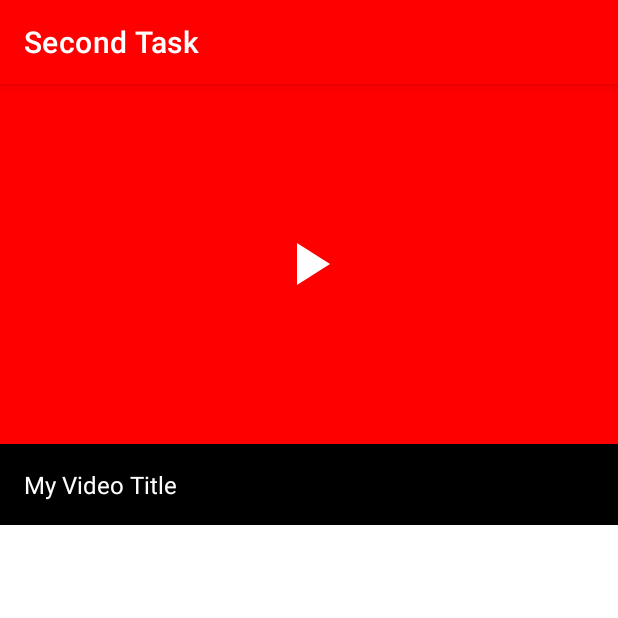
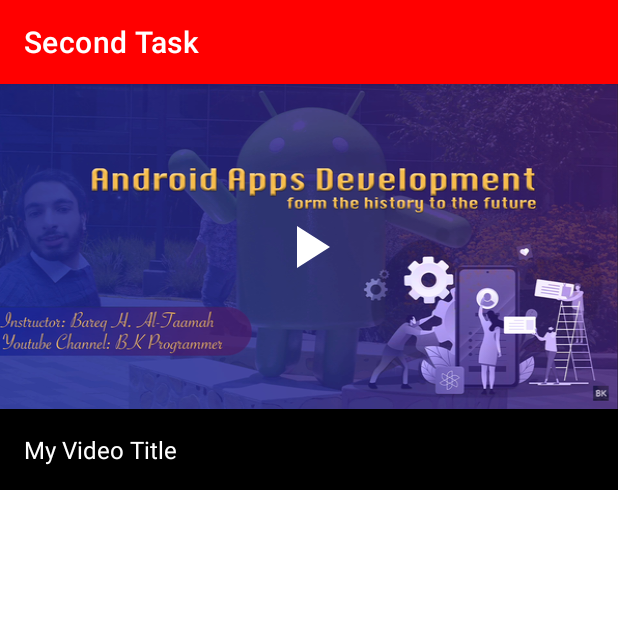
Before and after one commit to wesamnabeel99/secondTask, an Android app: the screen it shows after launch (MainActivity), on a phone screen of 412 x 824 dp, the top half of it. Run offline under Robolectric (Android 15) with nearby library versions, the phone set to English and light mode, and no system bars.

Commit message:
improve the code

```diff
--- a/app/src/main/res/layout/activity_main.xml
+++ b/app/src/main/res/layout/activity_main.xml
@@ -14,10 +14,10 @@
         android:layout_height="wrap_content"
         android:background="@color/black"
         android:gravity="center_vertical"
-        android:padding="16dp"
-        android:text="My Video Title"
+        android:padding="@dimen/paddingNormal"
+        android:text="@string/my_video_title"
         android:textColor="@color/white"
-        android:textSize="16sp"
+        android:textSize="@dimen/textNormal"
         app:layout_constraintEnd_toEndOf="parent"
         app:layout_constraintStart_toStartOf="parent"
         app:layout_constraintTop_toBottomOf="@+id/myImage" />
@@ -25,18 +25,20 @@
     <ImageView
         android:id="@+id/myImage"
         android:layout_width="match_parent"
-        android:layout_height="240dp"
-        android:src="#ff0000" />
+        android:layout_height="wrap_content"
+        android:scaleType="fitXY"
+        android:src="@drawable/bkprogrammer" />
 
     <ImageView
         android:id="@+id/playButton"
-        android:layout_width="48dp"
-        android:layout_height="48dp"
+        android:layout_width="@dimen/iconMedium"
+        android:layout_height="@dimen/iconMedium"
         android:src="@drawable/ic_baseline_play_arrow_24"
         app:layout_constraintBottom_toBottomOf="@+id/myImage"
         app:layout_constraintEnd_toEndOf="parent"
         app:layout_constraintStart_toStartOf="@+id/myImage"
         app:layout_constraintTop_toTopOf="@+id/myImage"
+        android:clickable="true"
         />
 
 
--- /dev/null
+++ b/app/src/main/res/values/dimens.xml
@@ -0,0 +1,10 @@
+<?xml version="1.0" encoding="utf-8"?>
+<resources>
+    <dimen name="paddingNormal">16dp</dimen>
+    <dimen name="textNormal">16sp</dimen>
+    <dimen name="iconMedium">48dp</dimen>
+    <dimen name="iconSmall">32dp</dimen>
+    <dimen name="marginSmall">8dp</dimen>
+    <dimen name="widthHuge">80dp</dimen>
+    <dimen name="zero">0dp</dimen>
+</resources>
--- a/app/src/main/res/values/strings.xml
+++ b/app/src/main/res/values/strings.xml
@@ -1,3 +1,4 @@
 <resources>
     <string name="app_name">Second Task</string>
+    <string name="my_video_title">My Video Title</string>
 </resources>
--- a/app/src/main/res/xml/activity_main_scene.xml
+++ b/app/src/main/res/xml/activity_main_scene.xml
@@ -4,33 +4,32 @@
 
     <ConstraintSet android:id="@+id/start">
         <Constraint android:id="@+id/myImage"
-            android:layout_height="240dp"
+            android:layout_height="wrap_content"
             android:layout_width="match_parent"
             app:layout_constraintStart_toStartOf="parent"
             app:layout_constraintEnd_toEndOf="parent"
             app:layout_constraintTop_toTopOf="parent" />
-        <Constraint
-            android:layout_height="48dp"
+        <Constraint android:id="@+id/playButton"
+            android:layout_width="@dimen/iconMedium"
+            android:layout_height="@dimen/iconMedium"
             app:layout_constraintStart_toStartOf="@+id/myImage"
             app:layout_constraintTop_toTopOf="parent"
             app:layout_constraintBottom_toBottomOf="@+id/myImage"
             app:layout_constraintEnd_toEndOf="@+id/myImage"
-            android:layout_width="48dp"
-            android:id="@+id/playButton" />
-        <Constraint
+             />
+        <Constraint android:id="@+id/myText"
             android:layout_height="wrap_content"
+            android:layout_width="match_parent"
             app:layout_constraintStart_toStartOf="parent"
             app:layout_constraintEnd_toEndOf="parent"
-            android:layout_width="match_parent"
             app:layout_constraintTop_toBottomOf="@+id/myImage"
-            android:id="@+id/myText" />
+             />
     </ConstraintSet>
 
     <ConstraintSet android:id="@+id/end">
-
         <Constraint android:id="@id/myImage"
-            android:layout_height="0dp"
-            android:layout_width="56dp"
+            android:layout_height="@dimen/zero"
+            android:layout_width="@dimen/widthHuge"
             app:layout_constraintBottom_toBottomOf="parent"
             app:layout_constraintTop_toTopOf="@+id/myText" />
 
@@ -38,14 +37,14 @@
             android:layout_height="wrap_content"
             app:layout_constraintBottom_toBottomOf="parent"
             app:layout_constraintEnd_toEndOf="parent"
-            android:layout_width="0dp"
+            android:layout_width="@dimen/zero"
             app:layout_constraintStart_toEndOf="@+id/myImage" />
 
         <Constraint
             android:id="@+id/playButton"
-            android:layout_width="30dp"
-            android:layout_height="30dp"
-            android:layout_marginRight="8dp"
+            android:layout_width="@dimen/iconSmall"
+            android:layout_height="@dimen/iconSmall"
+            android:layout_marginRight="@dimen/marginSmall"
             app:layout_constraintRight_toRightOf="@+id/myText"
             app:layout_constraintBottom_toBottomOf="@id/myText"
             app:layout_constraintTop_toTopOf="@+id/myText"
@@ -56,8 +55,9 @@
     <Transition
         app:constraintSetEnd="@id/end"
         app:constraintSetStart="@+id/start" >
-    <OnSwipe app:touchAnchorId="@id/myImage"
-        app:dragDirection="dragUp"/>
+            <OnSwipe app:touchAnchorId="@id/myImage"
+                app:dragDirection="dragUp"
+            />
     </Transition>
 
 </MotionScene>
```
Also changed, not shown: app/src/main/res/drawable-hdpi/bkprogrammer.png (added), app/src/main/res/drawable-mdpi/bkprogrammer.png (added), app/src/main/res/drawable-xhdpi/bkprogrammer.png (added), app/src/main/res/drawable-xxhdpi/bkprogrammer.png (added), app/src/main/res/drawable-xxxhdpi/bkprogrammer.png (added).
